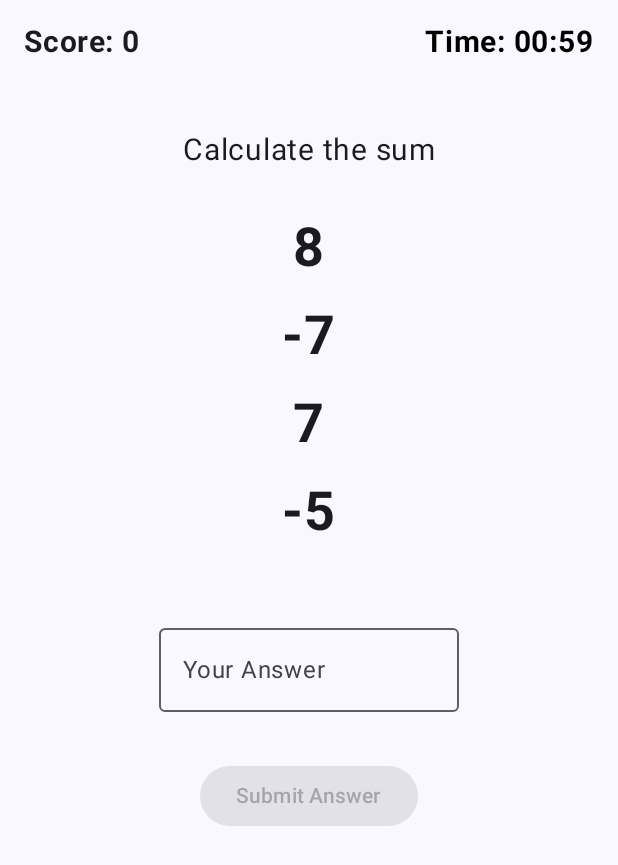
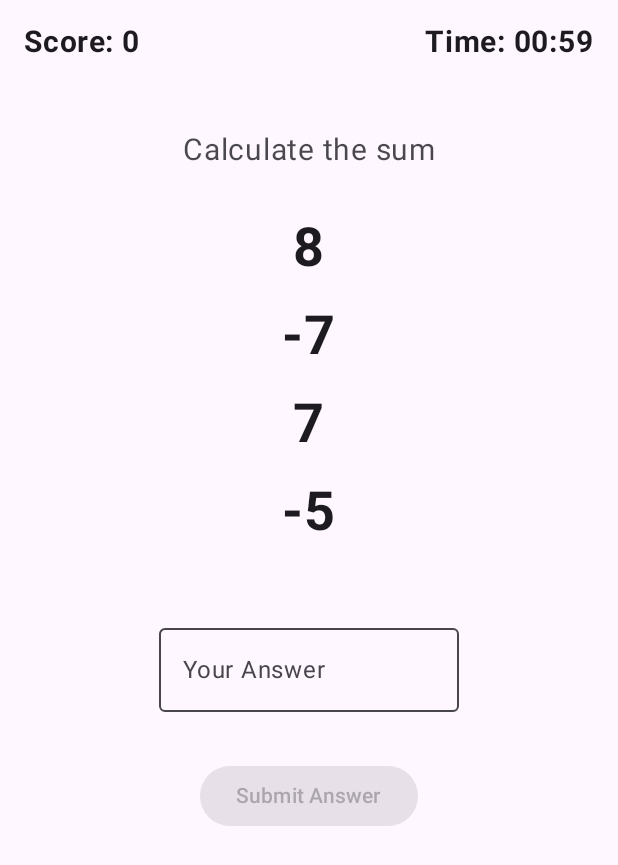
Before and after one commit to 29jadhav/AbacusActivity, an Android app built with Jetpack Compose: the screen it shows after launch (MainActivity), after a tap on an icon or button, on a phone screen of 412 x 824 dp. Shown: the top 865 px of the screen. Run offline under Robolectric (Android 15) with nearby library versions, the phone set to English and light mode, and no system bars.

Commit message:
Done refactoring and added support for dark theme

```diff
--- a/app/src/main/java/com/vivek/abacusactivity/screens/game/GameActiveScreen.kt
+++ b/app/src/main/java/com/vivek/abacusactivity/screens/game/GameActiveScreen.kt
@@ -15,8 +15,10 @@ import androidx.compose.foundation.layout.width
 import androidx.compose.foundation.text.KeyboardActions
 import androidx.compose.foundation.text.KeyboardOptions
 import androidx.compose.material3.Button
+import androidx.compose.material3.MaterialTheme
 import androidx.compose.material3.OutlinedTextField
 import androidx.compose.material3.Text
+import androidx.compose.material3.TextFieldDefaults
 import androidx.compose.runtime.Composable
 import androidx.compose.runtime.getValue
 import androidx.compose.runtime.mutableStateOf
@@ -26,12 +28,14 @@ import androidx.compose.ui.Alignment
 import androidx.compose.ui.Modifier
 import androidx.compose.ui.graphics.Color
 import androidx.compose.ui.res.stringResource
+import androidx.compose.ui.semantics.error
 import androidx.compose.ui.text.font.FontWeight
 import androidx.compose.ui.text.input.KeyboardType
 import androidx.compose.ui.unit.dp
 import androidx.compose.ui.unit.sp
 import com.vivek.abacusactivity.R
 import com.vivek.abacusactivity.screens.game.GameEvent
+import com.vivek.abacusactivity.ui.theme.AppTheme
 
 @Composable
 fun GameActiveScreen(
@@ -41,6 +45,10 @@ fun GameActiveScreen(
 ) {
     var userAnswer by remember { mutableStateOf("") }
     val problem = uiState.problem
+
+    val defaultTextColor = MaterialTheme.colorScheme.onSurface
+    val warningColor = AppTheme.customColors.error // Use the theme-aware error color
+
 
     Column(
         modifier = modifier
@@ -55,18 +63,27 @@ fun GameActiveScreen(
             Text(
                 text = stringResource(R.string.score_label, uiState.score),
                 fontSize = 20.sp,
-                fontWeight = FontWeight.Bold
+                fontWeight = FontWeight.Bold,
+                color = defaultTextColor
             )
             Text(
-                text = stringResource(R.string.time_label, uiState.timeRemaining / 60, uiState.timeRemaining % 60),
+                text = stringResource(
+                    R.string.time_label,
+                    uiState.timeRemaining / 60,
+                    uiState.timeRemaining % 60
+                ),
                 fontSize = 20.sp,
                 fontWeight = FontWeight.Bold,
-                color = if (uiState.isTimeWarning) Color.Red else Color.Black
+                color = if (uiState.isTimeWarning) warningColor else defaultTextColor
             )
         }
 
         Spacer(modifier = Modifier.height(48.dp))
-        Text(text = stringResource(R.string.calculate_the_sum), fontSize = 20.sp)
+        Text(
+            text = stringResource(R.string.calculate_the_sum),
+            fontSize = 20.sp,
+            color = defaultTextColor.copy(alpha = 0.8f)
+        )
         Spacer(modifier = Modifier.height(32.dp))
 
         AnimatedContent(
@@ -83,7 +100,12 @@ fun GameActiveScreen(
                 horizontalAlignment = Alignment.CenterHorizontally
             ) {
                 currentProblem.numbers.forEach { number ->
-                    Text(text = number.toString(), fontSize = 36.sp, fontWeight = FontWeight.Bold)
+                    Text(
+                        text = number.toString(),
+                        fontSize = 36.sp,
+                        fontWeight = FontWeight.Bold,
+                        color = defaultTextColor
+                    )
                 }
             }
         }
@@ -98,7 +120,14 @@ fun GameActiveScreen(
                 userAnswer = "" // Clear field after submitting
             }),
             singleLine = true,
-            modifier = Modifier.width(200.dp)
+            modifier = Modifier.width(200.dp),
+            colors = TextFieldDefaults.colors(
+                focusedTextColor = MaterialTheme.colorScheme.onSurface,
+                unfocusedTextColor = MaterialTheme.colorScheme.onSurface,
+                focusedContainerColor = MaterialTheme.colorScheme.surface,
+                unfocusedContainerColor = MaterialTheme.colorScheme.surface,
+                cursorColor = MaterialTheme.colorScheme.primary
+            )
         )
         Spacer(modifier = Modifier.height(32.dp))
         Button(
--- a/app/src/main/java/com/vivek/abacusactivity/screens/start/StartScreen.kt
+++ b/app/src/main/java/com/vivek/abacusactivity/screens/start/StartScreen.kt
@@ -11,9 +11,12 @@ import androidx.compose.foundation.layout.padding
 import androidx.compose.foundation.layout.width
 import androidx.compose.foundation.text.KeyboardOptions
 import androidx.compose.material3.Button
+import androidx.compose.material3.MaterialTheme
 import androidx.compose.material3.OutlinedTextField
 import androidx.compose.material3.Text
+import androidx.compose.material3.TextFieldDefaults
 import androidx.compose.runtime.Composable
+import androidx.compose.runtime.collectAsState
 import androidx.compose.runtime.getValue
 import androidx.compose.runtime.mutableStateOf
 import androidx.compose.runtime.remember
@@ -25,32 +28,43 @@ import androidx.compose.ui.text.font.FontWeight
 import androidx.compose.ui.text.input.KeyboardType
 import androidx.compose.ui.unit.dp
 import androidx.compose.ui.unit.sp
+import androidx.lifecycle.viewmodel.compose.viewModel
 import com.vivek.abacusactivity.R
 
 @Composable
-fun StartScreen(modifier: Modifier = Modifier, onStart: (Int) -> Unit) {
-    var customTime by remember { mutableStateOf("") }
-    val predefinedTimes = listOf(1, 5, 7, 10)
+fun StartScreen(
+    modifier: Modifier = Modifier,
+    startViewModel: StartViewModel = viewModel(),
+    onStart: (Int) -> Unit
+) {
+    val uiState by startViewModel.uiState.collectAsState()
 
     Column(
         horizontalAlignment = Alignment.CenterHorizontally,
         verticalArrangement = Arrangement.Center,
-        modifier = modifier.fillMaxSize()
+        modifier = modifier
+            .fillMaxSize()
+            .padding(16.dp)
     ) {
         Text(
             stringResource(R.string.timed_challenge),
             fontSize = 28.sp,
-            fontWeight = FontWeight.Bold
+            fontWeight = FontWeight.Bold,
+            color = MaterialTheme.colorScheme.onSurface
         )
         Spacer(modifier = Modifier.height(24.dp))
-        Text(stringResource(R.string.choose_duration_minutes), fontSize = 18.sp)
+        Text(
+            stringResource(R.string.choose_duration_minutes),
+            fontSize = 18.sp,
+            color = MaterialTheme.colorScheme.onSurface.copy(alpha = 0.8f)
+        )
         Spacer(modifier = Modifier.height(16.dp))
 
         Row(
             horizontalArrangement = Arrangement.spacedBy(8.dp),
             modifier = Modifier.padding(horizontal = 16.dp)
         ) {
-            predefinedTimes.forEach { time ->
+            uiState.predefinedTimes.forEach { time ->
                 Button(
                     onClick = { onStart(time * 60) },
                     modifier = Modifier.weight(1f)
@@ -68,16 +82,24 @@ fun StartScreen(modifier: Modifier = Modifier, onStart: (Int) -> Unit) {
             horizontalArrangement = Arrangement.spacedBy(8.dp)
         ) {
             OutlinedTextField(
-                value = customTime,
-                onValueChange = { customTime = it },
+                value = uiState.customTimeInput,
+                onValueChange = { startViewModel.onEvent(StartScreenEvent.OnCustomTimeChange(it)) },
                 label = { Text(stringResource(R.string.minutes_input_label)) },
                 keyboardOptions = KeyboardOptions(keyboardType = KeyboardType.Number),
                 singleLine = true,
-                modifier = Modifier.width(120.dp)
+                modifier = Modifier.width(120.dp),
+                colors = TextFieldDefaults.colors(
+                    focusedTextColor = MaterialTheme.colorScheme.onSurface,
+                    unfocusedTextColor = MaterialTheme.colorScheme.onSurface,
+                    focusedContainerColor = MaterialTheme.colorScheme.surface,
+                    unfocusedContainerColor = MaterialTheme.colorScheme.surface,
+                    cursorColor = MaterialTheme.colorScheme.primary
+                )
             )
             Button(
-                onClick = { onStart((customTime.toIntOrNull() ?: 0) * 60) },
-                enabled = customTime.toIntOrNull() != null && customTime.toIntOrNull()!! > 0
+                onClick = {  val time = uiState.customTimeInput.toIntOrNull() ?: 0
+                    onStart(time * 60) },
+                enabled = uiState.isCustomTimeValid
             ) {
                 Text(stringResource(R.string.start_button))
             }
--- /dev/null
+++ b/app/src/main/java/com/vivek/abacusactivity/screens/start/StartScreenEvent.kt
@@ -0,0 +1,16 @@
+package com.vivek.abacusactivity.screens.start
+
+/**
+ * Defines all the events that the user can trigger from the StartScreen UI.
+ * This sealed interface is used to ensure type safety and restrict the kinds of
+ * events that can be sent to the ViewModel.
+ */
+sealed interface StartScreenEvent {
+    /**
+     * This event is triggered whenever the user types into the custom time
+     * input field.
+     *
+     * @param time The new text content of the input field.
+     */
+    data class OnCustomTimeChange(val time: String) : StartScreenEvent
+}
--- a/app/src/main/java/com/vivek/abacusactivity/ui/theme/Color.kt
+++ b/app/src/main/java/com/vivek/abacusactivity/ui/theme/Color.kt
@@ -9,3 +9,15 @@ val Pink80 = Color(0xFFEFB8C8)
 val Purple40 = Color(0xFF6650a4)
 val PurpleGrey40 = Color(0xFF625b71)
 val Pink40 = Color(0xFF7D5260)
+
+// 1. DEFINE a name for your app's "success" color (for light theme)
+val SuccessGreenLight = Color(0xFF006400) // Your current dark green
+
+// 2. DEFINE a lighter, more vibrant green for dark theme
+val SuccessGreenDark = Color(0xFF4CAF50) // A common Material Design green
+
+// 3. DEFINE a name for your app's "error" color (for light theme)
+val ErrorRedLight = Color(0xFFB00020) // A standard Material dark red
+
+// 4. DEFINE a lighter red for dark theme
+val ErrorRedDark = Color(0xFFCF6679) // A standard Material dark theme error color
--- a/app/src/main/java/com/vivek/abacusactivity/ui/theme/Theme.kt
+++ b/app/src/main/java/com/vivek/abacusactivity/ui/theme/Theme.kt
@@ -1,58 +1,71 @@
 package com.vivek.abacusactivity.ui.theme
 
-import android.app.Activity
-import android.os.Build
 import androidx.compose.foundation.isSystemInDarkTheme
 import androidx.compose.material3.MaterialTheme
 import androidx.compose.material3.darkColorScheme
-import androidx.compose.material3.dynamicDarkColorScheme
-import androidx.compose.material3.dynamicLightColorScheme
 import androidx.compose.material3.lightColorScheme
 import androidx.compose.runtime.Composable
-import androidx.compose.ui.platform.LocalContext
+import androidx.compose.runtime.CompositionLocalProvider
+import androidx.compose.runtime.staticCompositionLocalOf
+import androidx.compose.ui.graphics.Color
 
+// 1. DEFINE the structure for your custom colors
+data class CustomColors(
+    val success: Color,
+    val error: Color
+)
+
+// 2. CREATE CompositionLocals for light and dark themes
+private val LocalLightColors = staticCompositionLocalOf {
+    CustomColors(
+        success = SuccessGreenLight,
+        error = ErrorRedLight
+    )
+}
+
+private val LocalDarkColors = staticCompositionLocalOf {
+    CustomColors(
+        success = SuccessGreenDark,
+        error = ErrorRedDark
+    )
+}
+
+// Default Light and Dark color schemes...
+private val LightColorScheme = lightColorScheme(
+    primary = Purple40,
+    secondary = PurpleGrey40,
+    tertiary = Pink40
+)
 private val DarkColorScheme = darkColorScheme(
     primary = Purple80,
     secondary = PurpleGrey80,
     tertiary = Pink80
 )
 
-private val LightColorScheme = lightColorScheme(
-    primary = Purple40,
-    secondary = PurpleGrey40,
-    tertiary = Pink40
+// 3. EXPOSE your custom colors through an object
+object AppTheme {
+    val customColors: CustomColors
+        @Composable
+        get() = if (isSystemInDarkTheme()) LocalDarkColors.current else LocalLightColors.current
+}
 
-    /* Other default colors to override
-    background = Color(0xFFFFFBFE),
-    surface = Color(0xFFFFFBFE),
-    onPrimary = Color.White,
-    onSecondary = Color.White,
-    onTertiary = Color.White,
-    onBackground = Color(0xFF1C1B1F),
-    onSurface = Color(0xFF1C1B1F),
-    */
-)
 
+// 4. UPDATE your main theme composable
 @Composable
 fun AbacusActivityTheme(
     darkTheme: Boolean = isSystemInDarkTheme(),
-    // Dynamic color is available on Android 12+
-    dynamicColor: Boolean = true,
     content: @Composable () -> Unit
 ) {
-    val colorScheme = when {
-        dynamicColor && Build.VERSION.SDK_INT >= Build.VERSION_CODES.S -> {
-            val context = LocalContext.current
-            if (darkTheme) dynamicDarkColorScheme(context) else dynamicLightColorScheme(context)
-        }
+    val colorScheme = if (darkTheme) DarkColorScheme else LightColorScheme
+    val customColors = if (darkTheme) LocalDarkColors.current else LocalLightColors.current
 
-        darkTheme -> DarkColorScheme
-        else -> LightColorScheme
+    CompositionLocalProvider(
+        (if (darkTheme) LocalDarkColors else LocalLightColors) provides customColors
+    ) {
+        MaterialTheme(
+            colorScheme = colorScheme,
+            typography = Typography,
+            content = content
+        )
     }
-
-    MaterialTheme(
-        colorScheme = colorScheme,
-        typography = Typography,
-        content = content
-    )
 }
```
Also changed, not shown: app/src/main/java/com/vivek/abacusactivity/screens/components/ResultRow.kt (added, +63 -0 lines), app/src/main/java/com/vivek/abacusactivity/screens/components/ScreenTitle.kt (added, +21 -0 lines), app/src/main/java/com/vivek/abacusactivity/screens/result/QuizResultScreen.kt (+12 -45 lines), app/src/main/java/com/vivek/abacusactivity/screens/start/StartViewModel.kt (+16 -4 lines).
